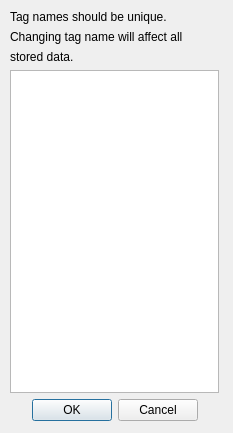
First picture: the form in qt_gui/ui/tageditor.ui, repository ravenvz/SprintTimer, before the edit.
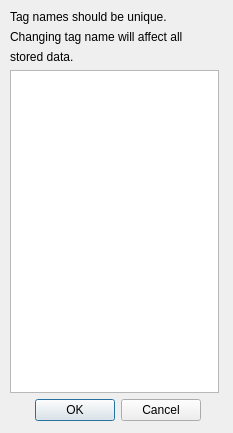
Second picture: the form after the edit.

What changed in the file:
```diff
--- a/qt_gui/ui/tageditor.ui
+++ b/qt_gui/ui/tageditor.ui
@@ -24,7 +24,7 @@
     <rect>
      <x>10</x>
      <y>10</y>
-     <width>211</width>
+     <width>217</width>
      <height>411</height>
     </rect>
    </property>
```
